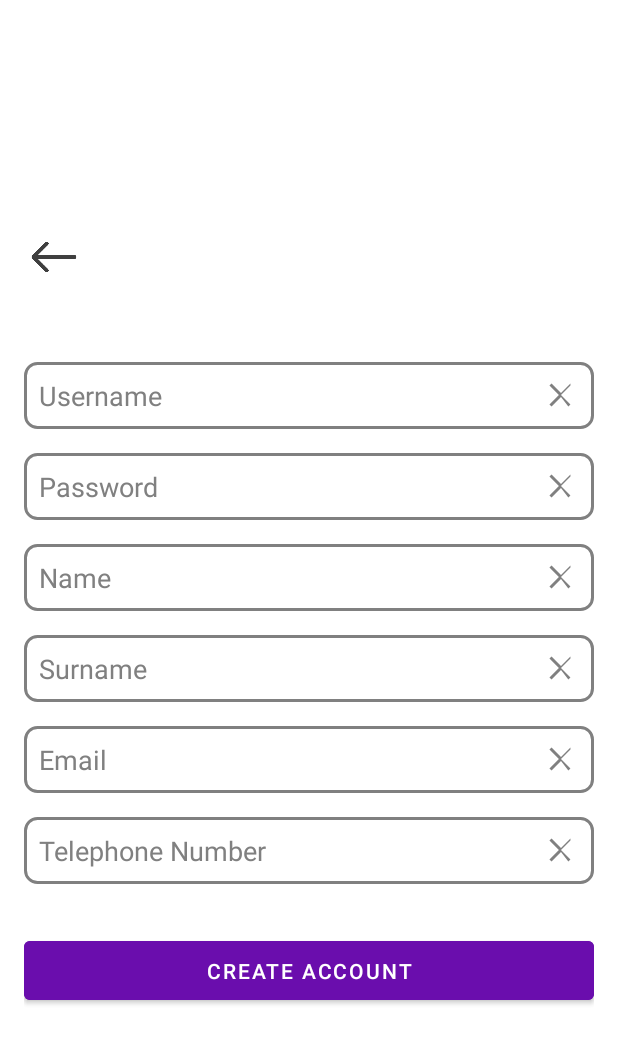
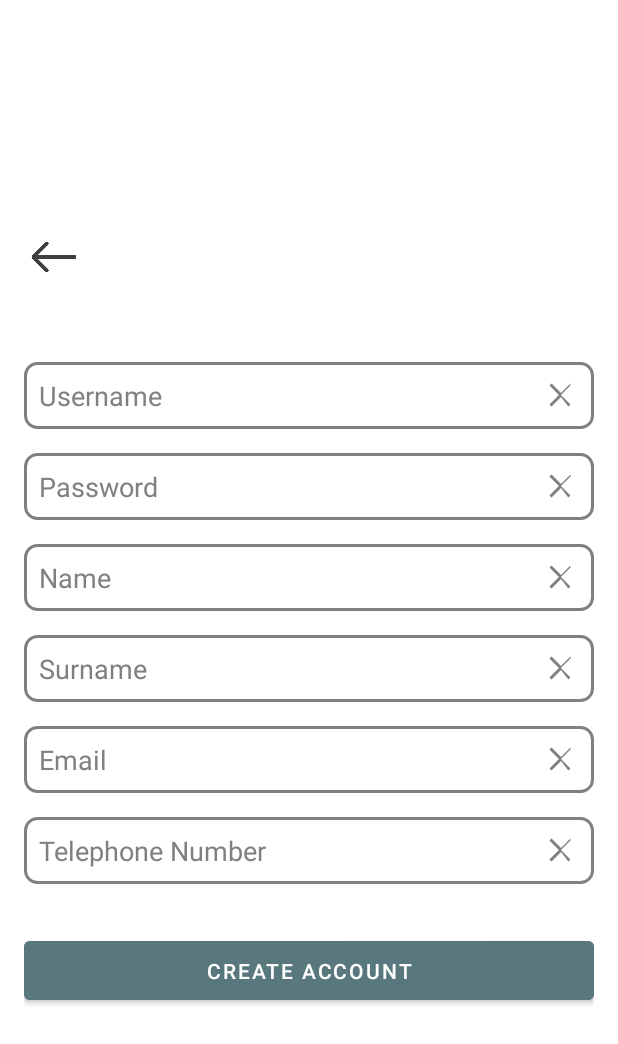
Before and after one commit to esthermtnz/Hearthstone-Card-Collection, an Android app: the RegisterActivity screen opened directly, with no data from a screen before it, on a phone screen of 412 x 824 dp. Shown: the top 1044 px of the screen. Run offline under Robolectric (Android 15) with nearby library versions, the phone set to English and light mode, and no system bars; our stand-ins replace Timber, data binding.

Commit message:
Change color pallete in light and dark mode

```diff
--- a/HearthstoneCards/app/src/main/res/layout-land/activity_login.xml
+++ b/HearthstoneCards/app/src/main/res/layout-land/activity_login.xml
@@ -51,7 +51,7 @@
             android:layout_height="wrap_content"
             android:text="@string/login_button"
             android:padding="10dp"
-            android:backgroundTint="@color/purple"
+            android:backgroundTint="@color/dark_blueish"
             android:textColor="@color/white"
             android:layout_marginTop="16dp"/>
 
--- a/HearthstoneCards/app/src/main/res/layout-land/activity_main.xml
+++ b/HearthstoneCards/app/src/main/res/layout-land/activity_main.xml
@@ -17,7 +17,9 @@
             android:layout_height="wrap_content"
             android:background="?attr/colorPrimary"
             android:elevation="4dp"
-            android:paddingTop="24dp">
+
+            android:paddingTop="24dp"
+            android:paddingBottom="14dp">
 
             <LinearLayout
                 android:layout_width="match_parent"
--- a/HearthstoneCards/app/src/main/res/layout-land/activity_register.xml
+++ b/HearthstoneCards/app/src/main/res/layout-land/activity_register.xml
@@ -105,7 +105,7 @@
                 android:layout_height="wrap_content"
                 android:text="@string/register_text"
                 android:padding="10dp"
-                android:backgroundTint="@color/purple"
+                android:backgroundTint="@color/dark_blueish"
                 android:textColor="@color/white"
                 android:layout_marginTop="16dp"/>
 
--- a/HearthstoneCards/app/src/main/res/layout/activity_login.xml
+++ b/HearthstoneCards/app/src/main/res/layout/activity_login.xml
@@ -50,7 +50,7 @@
             android:layout_height="wrap_content"
             android:text="@string/login_button"
             android:padding="10dp"
-            android:backgroundTint="@color/purple"
+            android:backgroundTint="@color/dark_blueish"
             android:textColor="@color/white"
             android:layout_marginTop="16dp"/>
 
--- a/HearthstoneCards/app/src/main/res/layout/activity_main.xml
+++ b/HearthstoneCards/app/src/main/res/layout/activity_main.xml
@@ -17,7 +17,8 @@
             android:layout_height="wrap_content"
             android:background="?attr/colorPrimary"
             android:elevation="4dp"
-            android:paddingTop="24dp">
+            android:paddingTop="24dp"
+            android:paddingBottom="14dp">
 
             <LinearLayout
                 android:layout_width="match_parent"
--- a/HearthstoneCards/app/src/main/res/layout/activity_register.xml
+++ b/HearthstoneCards/app/src/main/res/layout/activity_register.xml
@@ -100,7 +100,7 @@
             android:layout_height="wrap_content"
             android:text="@string/register_text"
             android:padding="10dp"
-            android:backgroundTint="@color/purple"
+            android:backgroundTint="@color/dark_blueish"
             android:textColor="@color/white"
             android:layout_marginTop="16dp"/>
 
--- a/HearthstoneCards/app/src/main/res/values-night/themes.xml
+++ b/HearthstoneCards/app/src/main/res/values-night/themes.xml
@@ -1,14 +1,18 @@
 <resources xmlns:tools="http://schemas.android.com/tools">
     <!-- Base application theme. -->
     <style name="Theme.HearthstoneCards" parent="Theme.MaterialComponents.DayNight.DarkActionBar">
+        <!-- Desactivar ActionBar -->
+        <item name="windowActionBar">false</item>
+        <item name="windowNoTitle">true</item>
+
         <!-- Primary brand color. -->
-        <item name="colorPrimary">@color/purple_200</item>
+        <item name="colorPrimary">@color/dark_blueish</item>
         <item name="colorPrimaryVariant">@color/purple_700</item>
-        <item name="colorOnPrimary">@color/black</item>
+        <item name="colorOnPrimary">@color/dark_blueish</item>
         <!-- Secondary brand color. -->
         <item name="colorSecondary">@color/teal_200</item>
         <item name="colorSecondaryVariant">@color/teal_200</item>
-        <item name="colorOnSecondary">@color/black</item>
+        <item name="colorOnSecondary">@color/dark_blueish</item>
         <!-- Status bar color. -->
         <item name="android:statusBarColor">?attr/colorPrimaryVariant</item>
         <!-- Customize your theme here. -->
--- a/HearthstoneCards/app/src/main/res/values/colors.xml
+++ b/HearthstoneCards/app/src/main/res/values/colors.xml
@@ -11,4 +11,8 @@
     <color name="purple">#6A0DAD</color>
     <color name="blue_green">#85a0a4</color>
 
+    <color name="light_blueish">#85a0a4</color>
+    <color name="dark_blueish">#58787d</color>
+    <color name="brown">#5f4a38</color>
+
 </resources>
--- a/HearthstoneCards/app/src/main/res/values/themes.xml
+++ b/HearthstoneCards/app/src/main/res/values/themes.xml
@@ -6,8 +6,8 @@
         <item name="windowNoTitle">true</item>
 
         <!-- Primary brand color. -->
-        <item name="colorPrimary">@color/purple_500</item>
-        <item name="colorPrimaryVariant">@color/purple_700</item>
+        <item name="colorPrimary">@color/light_blueish</item>
+        <item name="colorPrimaryVariant">@color/dark_blueish</item>
         <item name="colorOnPrimary">@color/white</item>
 
         <!-- Secondary brand color. -->
```
